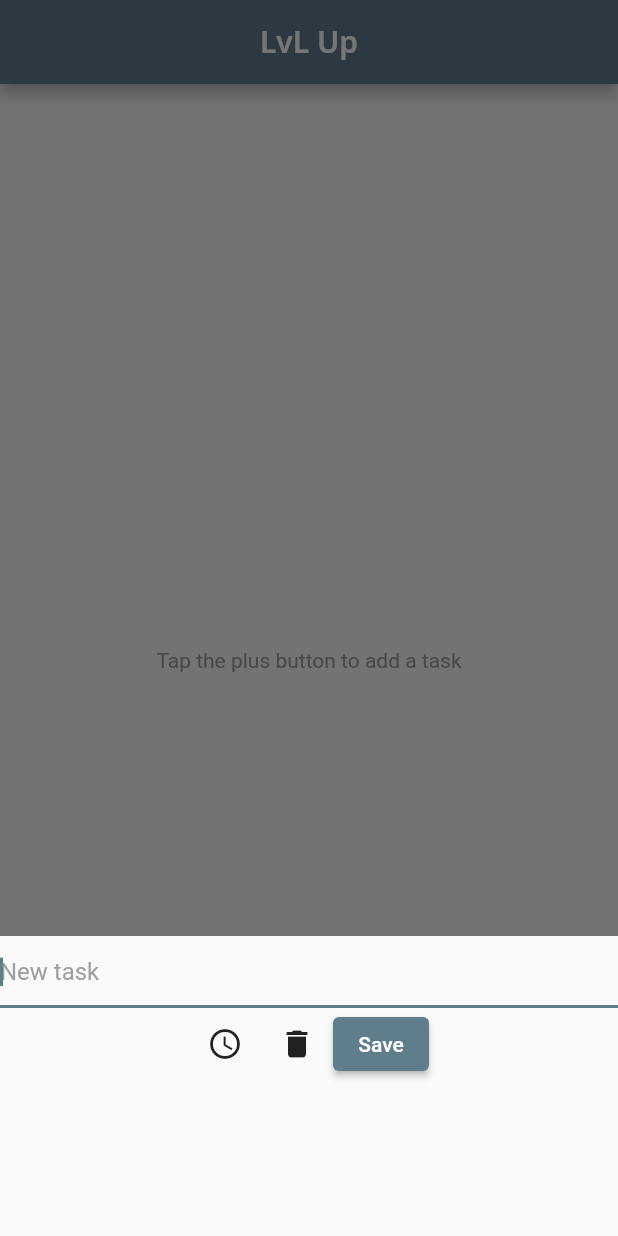
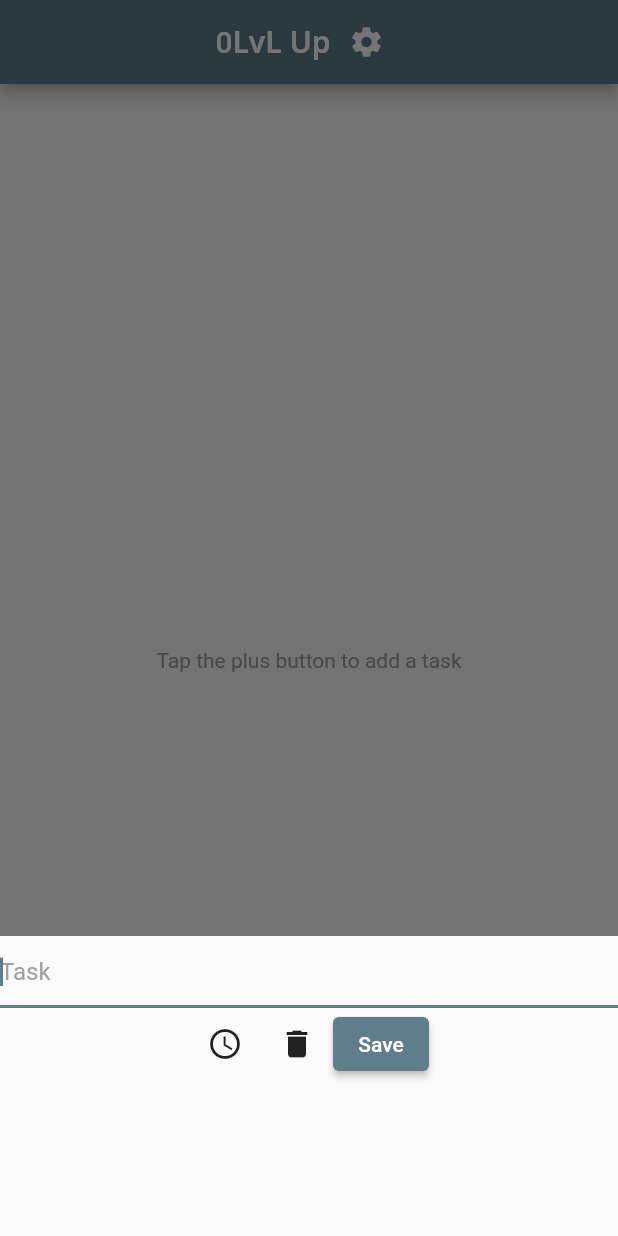
Before and after one commit to brunofreda/lvl-up, a Flutter app: the screen it shows after launch, after a tap on the "add" icon, on a phone screen of 412 x 824 dp. Run offline on Flutter 3.47's test engine with Material 2 defaults, Android fonts, the phone set to English and light mode, and no system bars; our stand-ins replace google_fonts.

Commit message:
Added some elements and abstracted others to clean up the code

```diff
--- a/lib/main.dart
+++ b/lib/main.dart
@@ -1,12 +1,11 @@
 import 'package:flutter/material.dart';
 
-import 'pages/tasks_page.dart';
+import 'pages/main_tasks_page.dart';
 
 void main() {
   runApp(const AppWidget());
 }
 
-// TODO: Colors
 class AppWidget extends StatelessWidget {
   const AppWidget({super.key});
 
@@ -18,7 +17,7 @@ class AppWidget extends StatelessWidget {
       theme: ThemeData(
         primarySwatch: Colors.blueGrey,
       ),
-      home: const MainTasksPage(title: 'LvL Up'),
+      home: const MainTasksPage(),
     );
   }
 }
--- a/lib/pages/tasks_page.dart
+++ b/lib/pages/main_tasks_page.dart
@@ -1,28 +1,19 @@
 import 'package:flutter/material.dart';
-import 'package:google_fonts/google_fonts.dart';
 
 import '../utilities/add_item_button.dart';
-import '../utilities/item_list_visualizer.dart';
+import '../utilities/items_list_visualizer.dart';
+import '../utilities/navbar.dart';
 
-// TODO : Logo.
 class MainTasksPage extends StatefulWidget {
-  const MainTasksPage({super.key, required this.title});
-
-  final String title;
+  const MainTasksPage({super.key});
 
   @override
   State<MainTasksPage> createState() => _MainTasksPageState();
 }
 
 class _MainTasksPageState extends State<MainTasksPage> {
-  // TODO : Add date on second popup window
-  // TODO : Make date selected replace clock icon and make it
-  // TODO > reappear if date is deleted.  // TODO: Create points counter.
-  // TODO : Sort: By date/My order.
-  // TODO : Give option whether to keep as scratched or delete completed
-  // TODO > tasks.
+  final List<String?> _mainTasks = [];
   final formKey = GlobalKey<FormState>();
-  final List<String?> _mainTasks = [];
 
   void _addTask(newTask) {
     setState(() {
@@ -34,14 +25,7 @@ class _MainTasksPageState extends State<MainTasksPage> {
   Widget build(BuildContext context) {
     return Scaffold(
       appBar: AppBar(
-        title: Center(
-          child: Text(
-            widget.title,
-            style: GoogleFonts.notoSans(
-              fontWeight: FontWeight.w600,
-            ),
-          ),
-        ),
+        title: const Navbar(),
       ),
       body: Center(
         child: Column(
@@ -55,8 +39,7 @@ class _MainTasksPageState extends State<MainTasksPage> {
       ),
       floatingActionButton: AddItemButton(
         formKey: formKey,
-        hintString: 'New task',
-        addFunction: _addTask,
+        function: _addTask,
       ),
     );
   }
--- a/lib/utilities/add_item_button.dart
+++ b/lib/utilities/add_item_button.dart
@@ -4,13 +4,11 @@ class AddItemButton extends StatelessWidget {
   const AddItemButton({
     super.key,
     required this.formKey,
-    required this.hintString,
-    required this.addFunction
+    required this.function
   });
 
   final GlobalKey<FormState> formKey;
-  final String hintString;
-  final void Function(String? newItem) addFunction;
+  final void Function(String? newItem) function;
 
   @override
   Widget build(BuildContext context) {
@@ -32,22 +30,21 @@ class AddItemButton extends StatelessWidget {
                     child: Column(
                       children: [
                         TextFormField(
-                            decoration: InputDecoration(
-                              hintText: hintString,
-                              hintStyle: const TextStyle(
+                          decoration: const InputDecoration(
+                            hintText: 'Task',
+                            hintStyle: TextStyle(
                               color: Colors.grey,
                             ),
-                              labelStyle: const TextStyle(
+                            labelStyle: TextStyle(
                                 color: Colors.grey
                             ),
                           ),
                           autofocus: true,
-                            onSaved: (newItem) => addFunction(newItem),
+                          onSaved: (newItem) => function(newItem),
                         ),
                         Row(
                           mainAxisAlignment: MainAxisAlignment.center,
-                            // TODO : Abstract this two buttons after giving them
-                            // TODO > functionality
+                          // TODO : Abstract the buttons for clean code.
                           children: [
                             Flexible(
                               child: IconButton(
@@ -89,6 +86,8 @@ class AddItemButton extends StatelessWidget {
     );
   }
 
+// TODO : Make date popup have the option "No date" and the date selected appear
+// TODO > aside the clock icon.
 // DatePickerDialog(
 //   initialDate: DateTime.now(),
 //   firstDate: DateTime.now(),
--- a/lib/utilities/item_list_visualizer.dart
+++ b/lib/utilities/items_list_visualizer.dart
@@ -11,12 +11,13 @@ class ItemsListVisualizer extends StatelessWidget {
   Widget build(BuildContext context) {
     return itemsList.isEmpty
         ? const Text(
-      'Tap the plus button to add a task',
-      style: TextStyle(color: Colors.grey),
-    )
+            'Tap the plus button to add a task',
+            style: TextStyle(color: Colors.grey),
+          )
+        // TODO : Sort: By date/My order.
         : Text(
-      '$itemsList',
-    );
+            '$itemsList',
+          );
     // ListView(
     //   children: [
     //     // for (String item in itemsList) {
--- /dev/null
+++ b/lib/utilities/navbar.dart
@@ -0,0 +1,38 @@
+import 'package:flutter/material.dart';
+import 'package:google_fonts/google_fonts.dart';
+
+class Navbar extends StatelessWidget {
+  const Navbar({super.key});
+
+  final int points = 0;
+
+  @override
+  Widget build(BuildContext context) {
+    return Row(
+      mainAxisAlignment: MainAxisAlignment.center,
+      children: [
+        Flexible(
+          child: Text(
+            '$points'
+          ),
+        ),
+        Flexible(
+          child: Text(
+            'LvL Up',
+            style: GoogleFonts.notoSans(
+              fontWeight: FontWeight.w600,
+            ),
+          ),
+        ),
+        // TODO : Give option whether to keep as scratched or delete completed
+        // TODO > tasks
+        Flexible(
+          child: IconButton(
+            onPressed: () => 0,
+            icon: const Icon(Icons.settings),
+          )
+        ),
+      ],
+    );
+  }
+}
--- a/lib/utilities/tile.dart
+++ b/lib/utilities/tile.dart
@@ -5,6 +5,8 @@ class Tile extends StatelessWidget {
 
   final String tileText;
 
+  // TODO : Add circle button.
+  // TODO : Add edit button.
   @override
   Widget build(BuildContext context) {
     return Container(
```
Lines whose indentation alone changed are shown as unchanged.
